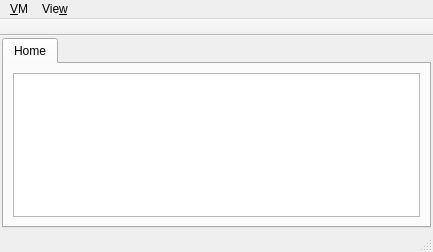
Above: src.qt/hadesvm-gui/VirtualApplianceWindow.ui from akapustiatyahoocouk/hadesvm before the change. Below: the same form after it.
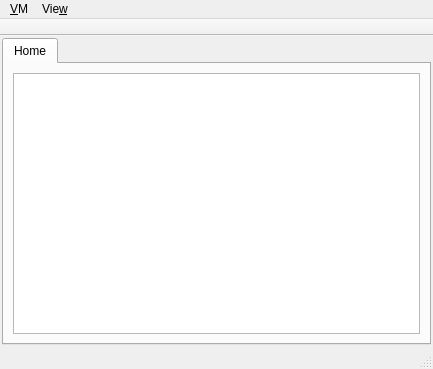
That is the form after the change. Icons and pictures are not drawn.

Patch:
```diff
--- a/src.qt/hadesvm-gui/VirtualApplianceWindow.ui
+++ b/src.qt/hadesvm-gui/VirtualApplianceWindow.ui
@@ -7,7 +7,7 @@
     <x>0</x>
     <y>0</y>
     <width>433</width>
-    <height>252</height>
+    <height>369</height>
    </rect>
   </property>
   <property name="windowTitle">
```
